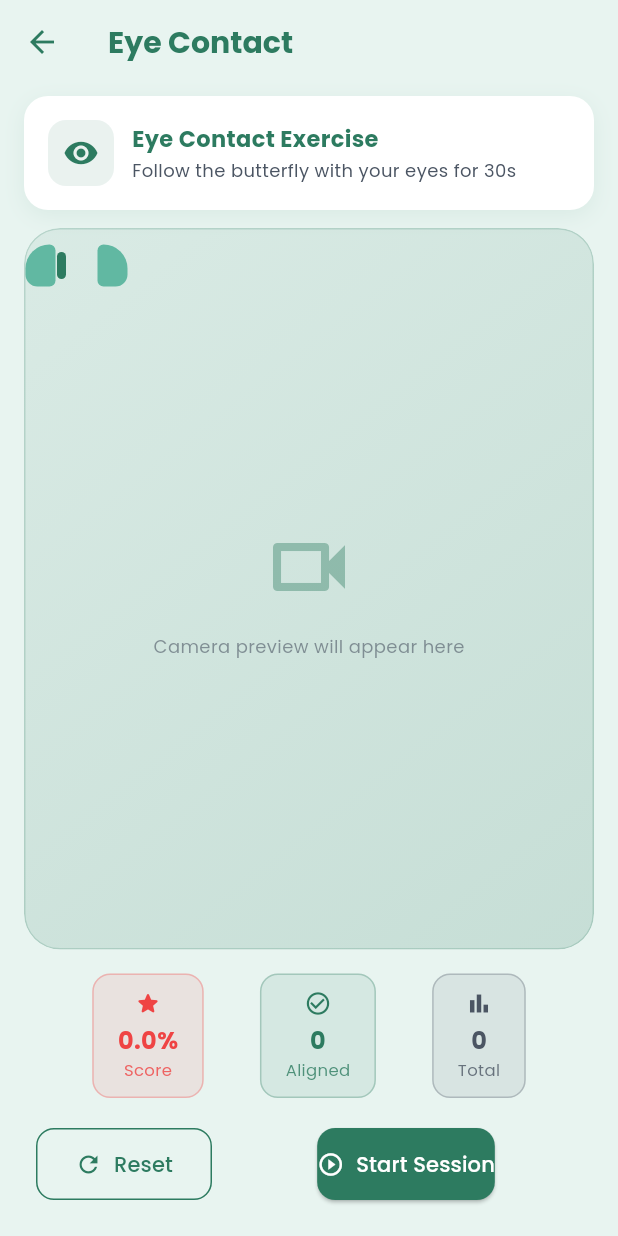
After one commit to mro-nerd/SolveIt, a Flutter app: the EyeContactScreen screen opened directly, after a tap on "Reset", on a phone screen of 412 x 824 dp. The commit adds this screen. Run offline on Flutter 3.47's test engine with Material 3 defaults, Android fonts, the phone set to English and light mode, and no system bars; drawn by our look-alikes of flutter_animate; our stand-ins replace firebase_auth, firebase_core, flutter_dotenv, flutter_markdown, google_fonts, google_sign_in and 3 more; accounts and stored records are empty.

Commit message:
WIP: eye contact feature in progres

```diff
--- /dev/null
+++ b/frontend_app/ace_mobile/lib/features/eye_contact/eye_contact_provider.dart
@@ -0,0 +1,71 @@
+import 'package:flutter/material.dart';
+
+class EyeContactProvider extends ChangeNotifier {
+  // ── State ────────────────────────────────────────────────────────────────
+  bool _sessionActive = false;
+  double _score = 0.0;
+  bool _gazeAligned = false;
+  int _sessionDurationSeconds = 30;
+  int _alignedFrameCount = 0;
+  int _totalFrameCount = 0;
+
+  // ── Getters ──────────────────────────────────────────────────────────────
+  bool get sessionActive => _sessionActive;
+  double get score => _score;
+  bool get gazeAligned => _gazeAligned;
+  int get sessionDurationSeconds => _sessionDurationSeconds;
+  int get alignedFrameCount => _alignedFrameCount;
+  int get totalFrameCount => _totalFrameCount;
+
+  // ── Methods ──────────────────────────────────────────────────────────────
+
+  /// Starts a new session, optionally overriding the duration.
+  void startSession({int durationSeconds = 30}) {
+    _sessionDurationSeconds = durationSeconds;
+    _sessionActive = true;
+    _gazeAligned = false;
+    _alignedFrameCount = 0;
+    _totalFrameCount = 0;
+    _score = 0.0;
+    notifyListeners();
+  }
+
+  /// Ends the current session and freezes the final score.
+  void endSession() {
+    _sessionActive = false;
+    _gazeAligned = false;
+    notifyListeners();
+  }
+
+  /// Called once per camera frame.
+  /// [wasAligned] — true if the child's gaze matched the butterfly direction.
+  void recordFrame(bool wasAligned) {
+    if (!_sessionActive) return;
+
+    _totalFrameCount++;
+    if (wasAligned) {
+      _alignedFrameCount++;
+      _gazeAligned = true;
+    } else {
+      _gazeAligned = false;
+    }
+
+    // Score = proportion of aligned frames, clamped to [0.0, 1.0].
+    _score = _totalFrameCount > 0
+        ? (_alignedFrameCount / _totalFrameCount).clamp(0.0, 1.0)
+        : 0.0;
+
+    notifyListeners();
+  }
+
+  /// Resets everything back to initial values without starting a session.
+  void reset() {
+    _sessionActive = false;
+    _score = 0.0;
+    _gazeAligned = false;
+    _sessionDurationSeconds = 30;
+    _alignedFrameCount = 0;
+    _totalFrameCount = 0;
+    notifyListeners();
+  }
+}
--- /dev/null
+++ b/frontend_app/ace_mobile/lib/features/eye_contact/eye_contact_screen.dart
@@ -0,0 +1,345 @@
+import 'package:ace_mobile/core/constants.dart';
+import 'package:ace_mobile/features/eye_contact/eye_contact_provider.dart';
+import 'package:ace_mobile/features/eye_contact/widgets/butterfly_animation.dart';
+import 'package:ace_mobile/features/eye_contact/widgets/eye_tracking_overlay.dart';
+import 'package:flutter/material.dart';
+import 'package:flutter_animate/flutter_animate.dart';
+import 'package:provider/provider.dart';
+
+class EyeContactScreen extends StatefulWidget {
+  const EyeContactScreen({super.key});
+
+  @override
+  State<EyeContactScreen> createState() => _EyeContactScreenState();
+}
+
+class _EyeContactScreenState extends State<EyeContactScreen> {
+  @override
+  Widget build(BuildContext context) {
+    final provider = context.watch<EyeContactProvider>();
+
+    return Scaffold(
+      backgroundColor: appColors.background,
+      appBar: AppBar(
+        backgroundColor: Colors.transparent,
+        elevation: 0,
+        title: Text(
+          'Eye Contact',
+          style: TextStyle(
+            color: appColors.primary,
+            fontWeight: FontWeight.bold,
+            fontSize: appSize.subHeading,
+          ),
+        ),
+        iconTheme: const IconThemeData(color: appColors.primary),
+      ),
+      body: SafeArea(
+        child: Column(
+          children: [
+            // ── Header card ──────────────────────────────────────────────
+            _HeaderCard(provider: provider),
+
+            // ── Interactive area ─────────────────────────────────────────
+            Expanded(
+              child: Padding(
+                padding: const EdgeInsets.symmetric(horizontal: 16),
+                child: ClipRRect(
+                  borderRadius: BorderRadius.circular(24),
+                  child: Container(
+                    decoration: BoxDecoration(
+                      gradient: LinearGradient(
+                        begin: Alignment.topLeft,
+                        end: Alignment.bottomRight,
+                        colors: [
+                          appColors.primary.withValues(alpha: 0.08),
+                          appColors.primary.withValues(alpha: 0.18),
+                        ],
+                      ),
+                      borderRadius: BorderRadius.circular(24),
+                      border: Border.all(
+                        color: appColors.primary.withValues(alpha: 0.2),
+                      ),
+                    ),
+                    child: Stack(
+                      children: [
+                        // Butterfly floats freely inside this container
+                        ButterflyAnimation(
+                          moveInterval: const Duration(seconds: 3),
+                          onDirectionChanged: (_) {
+                            // When camera is wired, pass position into provider
+                          },
+                        ),
+
+                        // Gaze feedback overlay (only visible during session)
+                        const EyeTrackingOverlay(),
+
+                        // Placeholder camera preview label
+                        if (!provider.sessionActive)
+                          Center(
+                            child: Column(
+                              mainAxisSize: MainAxisSize.min,
+                              children: [
+                                Icon(
+                                  Icons.videocam_outlined,
+                                  size: 64,
+                                  color: appColors.primary.withValues(alpha: 0.4),
+                                ),
+                                const SizedBox(height: 12),
+                                Text(
+                                  'Camera preview will appear here',
+                                  style: TextStyle(
+                                    color: appColors.secondary.withValues(alpha: 0.6),
+                                    fontSize: appSize.small,
+                                  ),
+                                ),
+                              ],
+                            ),
+                          ),
+                      ],
+                    ),
+                  ),
+                ),
+              ),
+            ),
+
+            const SizedBox(height: 16),
+
+            // ── Score row ─────────────────────────────────────────────────
+            _ScoreRow(provider: provider),
+
+            const SizedBox(height: 20),
+
+            // ── Action buttons ────────────────────────────────────────────
+            _ActionButtons(provider: provider),
+
+            const SizedBox(height: 24),
+          ],
+        ),
+      ),
+    );
+  }
+}
+
+// ════════════════════════════════════════════════════════════════════════════
+// Sub-widgets
+// ════════════════════════════════════════════════════════════════════════════
+
+class _HeaderCard extends StatelessWidget {
+  final EyeContactProvider provider;
+  const _HeaderCard({required this.provider});
+
+  @override
+  Widget build(BuildContext context) {
+    return Padding(
+      padding: const EdgeInsets.fromLTRB(16, 8, 16, 12),
+      child: Container(
+        padding: const EdgeInsets.all(16),
+        decoration: BoxDecoration(
+          color: Colors.white,
+          borderRadius: BorderRadius.circular(16),
+          boxShadow: [
+            BoxShadow(
+              color: appColors.primary.withValues(alpha: 0.08),
+              blurRadius: 12,
+              offset: const Offset(0, 4),
+            ),
+          ],
+        ),
+        child: Row(
+          children: [
+            Container(
+              width: 44,
+              height: 44,
+              decoration: BoxDecoration(
+                color: appColors.primary.withValues(alpha: 0.1),
+                borderRadius: BorderRadius.circular(12),
+              ),
+              child: const Icon(Icons.visibility, color: appColors.primary),
+            ),
+            const SizedBox(width: 12),
+            Expanded(
+              child: Column(
+                crossAxisAlignment: CrossAxisAlignment.start,
+                children: [
+                  const Text(
+                    'Eye Contact Exercise',
+                    style: TextStyle(
+                      fontWeight: FontWeight.bold,
+                      fontSize: 15,
+                      color: appColors.primary,
+                    ),
+                  ),
+                  const SizedBox(height: 2),
+                  Text(
+                    'Follow the butterfly with your eyes for ${provider.sessionDurationSeconds}s',
+                    style: const TextStyle(
+                      fontSize: 12,
+                      color: appColors.secondary,
+                    ),
+                  ),
+                ],
+              ),
+            ),
+          ],
+        ),
+      ),
+    )
+        .animate()
+        .fadeIn(duration: 400.ms)
+        .slideY(begin: -0.1, end: 0, duration: 400.ms, curve: Curves.easeOut);
+  }
+}
+
+class _ScoreRow extends StatelessWidget {
+  final EyeContactProvider provider;
+  const _ScoreRow({required this.provider});
+
+  @override
+  Widget build(BuildContext context) {
+    final scorePercent = (provider.score * 100).toStringAsFixed(1);
+    final color = provider.score >= 0.6 ? appColors.green : appColors.red;
+
+    return Padding(
+      padding: const EdgeInsets.symmetric(horizontal: 24),
+      child: Row(
+        mainAxisAlignment: MainAxisAlignment.spaceEvenly,
+        children: [
+          _StatChip(
+            label: 'Score',
+            value: '$scorePercent%',
+            color: color,
+            icon: Icons.star_rounded,
+          ),
+          _StatChip(
+            label: 'Aligned',
+            value: '${provider.alignedFrameCount}',
+            color: appColors.primary,
+            icon: Icons.check_circle_outline,
+          ),
+          _StatChip(
+            label: 'Total',
+            value: '${provider.totalFrameCount}',
+            color: appColors.secondary,
+            icon: Icons.bar_chart,
+          ),
+        ],
+      ),
+    );
+  }
+}
+
+class _StatChip extends StatelessWidget {
+  final String label;
+  final String value;
+  final Color color;
+  final IconData icon;
+
+  const _StatChip({
+    required this.label,
+    required this.value,
+    required this.color,
+    required this.icon,
+  });
+
+  @override
+  Widget build(BuildContext context) {
+    return Container(
+      padding: const EdgeInsets.symmetric(horizontal: 16, vertical: 10),
+      decoration: BoxDecoration(
+        color: color.withValues(alpha: 0.1),
+        borderRadius: BorderRadius.circular(12),
+        border: Border.all(color: color.withValues(alpha: 0.3)),
+      ),
+      child: Column(
+        children: [
+          Icon(icon, color: color, size: 18),
+          const SizedBox(height: 4),
+          Text(
+            value,
+            style: TextStyle(
+              fontWeight: FontWeight.bold,
+              color: color,
+              fontSize: 16,
+            ),
+          ),
+          Text(
+            label,
+            style: TextStyle(
+              color: color.withValues(alpha: 0.8),
+              fontSize: 11,
+            ),
+          ),
+        ],
+      ),
+    );
+  }
+}
+
+class _ActionButtons extends StatelessWidget {
+  final EyeContactProvider provider;
+  const _ActionButtons({required this.provider});
+
+  @override
+  Widget build(BuildContext context) {
+    return Padding(
+      padding: const EdgeInsets.symmetric(horizontal: 24),
+      child: Row(
+        children: [
+          // Reset button
+          Expanded(
+            child: OutlinedButton.icon(
+              onPressed: provider.sessionActive ? null : provider.reset,
+              icon: const Icon(Icons.refresh),
+              label: const Text('Reset'),
+              style: OutlinedButton.styleFrom(
+                foregroundColor: appColors.primary,
+                side: const BorderSide(color: appColors.primary),
+                padding: const EdgeInsets.symmetric(vertical: 14),
+                shape: RoundedRectangleBorder(
+                  borderRadius: BorderRadius.circular(12),
+                ),
+              ),
+            ),
+          ),
+          const SizedBox(width: 12),
+          // Start / Stop button
+          Expanded(
+            flex: 2,
+            child: AnimatedSwitcher(
+              duration: 250.ms,
+              child: provider.sessionActive
+                  ? ElevatedButton.icon(
+                      key: const ValueKey('stop'),
+                      onPressed: provider.endSession,
+                      icon: const Icon(Icons.stop_circle_outlined),
+                      label: const Text('End Session'),
+                      style: ElevatedButton.styleFrom(
+                        backgroundColor: appColors.red,
+                        foregroundColor: Colors.white,
+                        padding: const EdgeInsets.symmetric(vertical: 14),
+                        shape: RoundedRectangleBorder(
+                          borderRadius: BorderRadius.circular(12),
+                        ),
+                      ),
+                    )
+                  : ElevatedButton.icon(
+                      key: const ValueKey('start'),
+                      onPressed: provider.startSession,
+                      icon: const Icon(Icons.play_circle_outline),
+                      label: const Text('Start Session'),
+                      style: ElevatedButton.styleFrom(
+                        backgroundColor: appColors.primary,
+                        foregroundColor: Colors.white,
+                        padding: const EdgeInsets.symmetric(vertical: 14),
+                        shape: RoundedRectangleBorder(
+                          borderRadius: BorderRadius.circular(12),
+                        ),
+                      ),
+                    ),
+            ),
+          ),
+        ],
+      ),
+    );
+  }
+}
--- /dev/null
+++ b/frontend_app/ace_mobile/lib/features/eye_contact/widgets/butterfly_animation.dart
@@ -0,0 +1,140 @@
+import 'dart:math';
+import 'package:flutter/material.dart';
+import 'package:flutter_animate/flutter_animate.dart';
+
+/// A playful animated butterfly that floats and flutters around the screen.
+/// The butterfly moves to a new random position every [moveInterval] seconds.
+/// Wings flutter continuously using a scale animation.
+class ButterflyAnimation extends StatefulWidget {
+  /// Called whenever the butterfly settles in a new position.
+  /// [direction] is the normalised offset (0.0–1.0) within the container.
+  final void Function(Offset direction)? onDirectionChanged;
+
+  /// How long the butterfly stays in one spot before moving.
+  final Duration moveInterval;
+
+  const ButterflyAnimation({
+    super.key,
+    this.onDirectionChanged,
+    this.moveInterval = const Duration(seconds: 3),
+  });
+
+  @override
+  State<ButterflyAnimation> createState() => _ButterflyAnimationState();
+}
+
+class _ButterflyAnimationState extends State<ButterflyAnimation> {
+  final _random = Random();
+  Offset _position = const Offset(0.5, 0.5); // normalised (0–1)
+  late final _movePeriod = widget.moveInterval;
+
+  @override
+  void initState() {
+    super.initState();
+    _scheduleNextMove();
+  }
+
+  void _scheduleNextMove() {
+    Future.delayed(_movePeriod, () {
+      if (!mounted) return;
+      final next = Offset(
+        0.1 + _random.nextDouble() * 0.8, // keep away from edges
+        0.1 + _random.nextDouble() * 0.8,
+      );
+      setState(() => _position = next);
+      widget.onDirectionChanged?.call(next);
+      _scheduleNextMove();
+    });
+  }
+
+  @override
+  Widget build(BuildContext context) {
+    return LayoutBuilder(
+      builder: (context, constraints) {
+        final dx = _position.dx * constraints.maxWidth - 24;
+        final dy = _position.dy * constraints.maxHeight - 24;
+
+        return AnimatedPositioned(
+          duration: _movePeriod * 0.8,
+          curve: Curves.easeInOut,
+          left: dx.clamp(0, constraints.maxWidth - 48),
+          top: dy.clamp(0, constraints.maxHeight - 48),
+          child: _ButterflyBody(),
+        );
+      },
+    );
+  }
+}
+
+class _ButterflyBody extends StatelessWidget {
+  @override
+  Widget build(BuildContext context) {
+    return SizedBox(
+      width: 48,
+      height: 48,
+      child: Stack(
+        alignment: Alignment.center,
+        children: [
+          // Left wing
+          Positioned(
+            left: 0,
+            child: _Wing(flipX: false),
+          ),
+          // Right wing (mirrored)
+          Positioned(
+            right: 0,
+            child: _Wing(flipX: true),
+          ),
+          // Body dot
+          Container(
+            width: 6,
+            height: 18,
+            decoration: BoxDecoration(
+              color: const Color(0xFF2D7B60),
+              borderRadius: BorderRadius.circular(4),
+            ),
+          ),
+        ],
+      ),
+    );
+  }
+}
+
+class _Wing extends StatelessWidget {
+  final bool flipX;
+  const _Wing({required this.flipX});
+
+  @override
+  Widget build(BuildContext context) {
+    final wing = Container(
+      width: 20,
+      height: 28,
+      decoration: BoxDecoration(
+        color: const Color(0xFF4CAF96).withValues(alpha: 0.85),
+        borderRadius: const BorderRadius.only(
+          topLeft: Radius.circular(16),
+          bottomLeft: Radius.circular(8),
+          topRight: Radius.circular(4),
+          bottomRight: Radius.circular(4),
+        ),
+      ),
+    );
+
+    final animatedWing = wing
+        .animate(onPlay: (c) => c.repeat(reverse: true))
+        .scaleX(
+          begin: 1.0,
+          end: 0.15,
+          duration: 300.ms,
+          curve: Curves.easeInOut,
+        );
+
+    return flipX
+        ? Transform.scale(
+            scaleX: -1,
+            alignment: Alignment.centerRight,
+            child: animatedWing,
+          )
+        : animatedWing;
+  }
+}
--- /dev/null
+++ b/frontend_app/ace_mobile/lib/features/eye_contact/widgets/eye_tracking_overlay.dart
@@ -0,0 +1,100 @@
+import 'package:flutter/material.dart';
+import 'package:flutter_animate/flutter_animate.dart';
+import 'package:provider/provider.dart';
+import 'package:ace_mobile/features/eye_contact/eye_contact_provider.dart';
+
+/// A semi-transparent overlay that gives real-time gaze feedback.
+/// Shows a pulsing ring (green = aligned, red = not aligned) and
+/// a small score badge in the top-right corner.
+class EyeTrackingOverlay extends StatelessWidget {
+  const EyeTrackingOverlay({super.key});
+
+  @override
+  Widget build(BuildContext context) {
+    final provider = context.watch<EyeContactProvider>();
+
+    if (!provider.sessionActive) return const SizedBox.shrink();
+
+    final isAligned = provider.gazeAligned;
+    final ringColor = isAligned ? const Color(0xFF22C55E) : const Color(0xFFEF4444);
+    final scorePercent = (provider.score * 100).toStringAsFixed(0);
+
+    return Stack(
+      children: [
+        // ── Gaze feedback ring ───────────────────────────────────────────
+        Center(
+          child: AnimatedContainer(
+            duration: 300.ms,
+            width: 120,
+            height: 120,
+            decoration: BoxDecoration(
+              shape: BoxShape.circle,
+              border: Border.all(color: ringColor, width: 4),
+              color: ringColor.withValues(alpha: 0.08),
+            ),
+            child: Icon(
+              isAligned ? Icons.visibility : Icons.visibility_off_outlined,
+              color: ringColor,
+              size: 40,
+            ),
+          )
+              .animate(
+                onPlay: (c) => c.repeat(reverse: true),
+              )
+              .scale(
+                begin: const Offset(1.0, 1.0),
+                end: const Offset(1.06, 1.06),
+                duration: 600.ms,
+                curve: Curves.easeInOut,
+              ),
+        ),
+
+        // ── Score badge ──────────────────────────────────────────────────
+        Positioned(
+          top: 16,
+          right: 16,
+          child: AnimatedContainer(
+            duration: 250.ms,
+            padding: const EdgeInsets.symmetric(horizontal: 14, vertical: 8),
+            decoration: BoxDecoration(
+              color: ringColor.withValues(alpha: 0.15),
+              borderRadius: BorderRadius.circular(20),
+              border: Border.all(color: ringColor, width: 1.5),
+            ),
+            child: Row(
+              mainAxisSize: MainAxisSize.min,
+              children: [
+                Icon(Icons.remove_red_eye, color: ringColor, size: 16),
+                const SizedBox(width: 6),
+                Text(
+                  '$scorePercent%',
+                  style: TextStyle(
+                    color: ringColor,
+                    fontWeight: FontWeight.bold,
+                    fontSize: 14,
+                  ),
+                ),
+              ],
+            ),
+          ),
+        ),
+
+        // ── Frame counter ────────────────────────────────────────────────
+        Positioned(
+          bottom: 16,
+          left: 0,
+          right: 0,
+          child: Center(
+            child: Text(
+              '${provider.alignedFrameCount} / ${provider.totalFrameCount} frames aligned',
+              style: TextStyle(
+                color: Colors.white.withValues(alpha: 0.7),
+                fontSize: 12,
+              ),
+            ),
+          ),
+        ),
+      ],
+    );
+  }
+}
--- a/frontend_app/ace_mobile/lib/main.dart
+++ b/frontend_app/ace_mobile/lib/main.dart
@@ -1,6 +1,7 @@
 import 'package:ace_mobile/core/constants.dart';
 import 'package:ace_mobile/features/assessment/providers/assessment_provider.dart';
 import 'package:ace_mobile/features/assessment/providers/mchat_ai_provider.dart';
+import 'package:ace_mobile/features/eye_contact/eye_contact_provider.dart';
 import 'package:ace_mobile/features/profile/profile_provider.dart';
 import 'package:ace_mobile/features/splash/splash_screen.dart';
 import 'package:firebase_core/firebase_core.dart';
@@ -35,6 +36,7 @@ class MyApp extends StatelessWidget {
         ChangeNotifierProvider(create: (_) => ProfileProvider()),
         ChangeNotifierProvider(create: (_) => AssessmentProvider()),
         ChangeNotifierProvider(create: (_) => MchatAiProvider()),
+        ChangeNotifierProvider(create: (_) => EyeContactProvider()),
       ],
       child: MaterialApp(
         debugShowCheckedModeBanner: false,
--- a/frontend_app/ace_mobile/pubspec.yaml
+++ b/frontend_app/ace_mobile/pubspec.yaml
@@ -46,6 +46,9 @@ dependencies:
   flutter_dotenv: ^6.0.0
   flutter_markdown: ^0.7.3+1
   shared_preferences: ^2.3.2
+  google_ml_kit: ^0.21.0
+  camera: ^0.11.4
+  flutter_animate: ^4.5.2
 
 dev_dependencies:
   flutter_test:
```
Also changed, not shown: frontend_app/ace_mobile/pubspec.lock.
